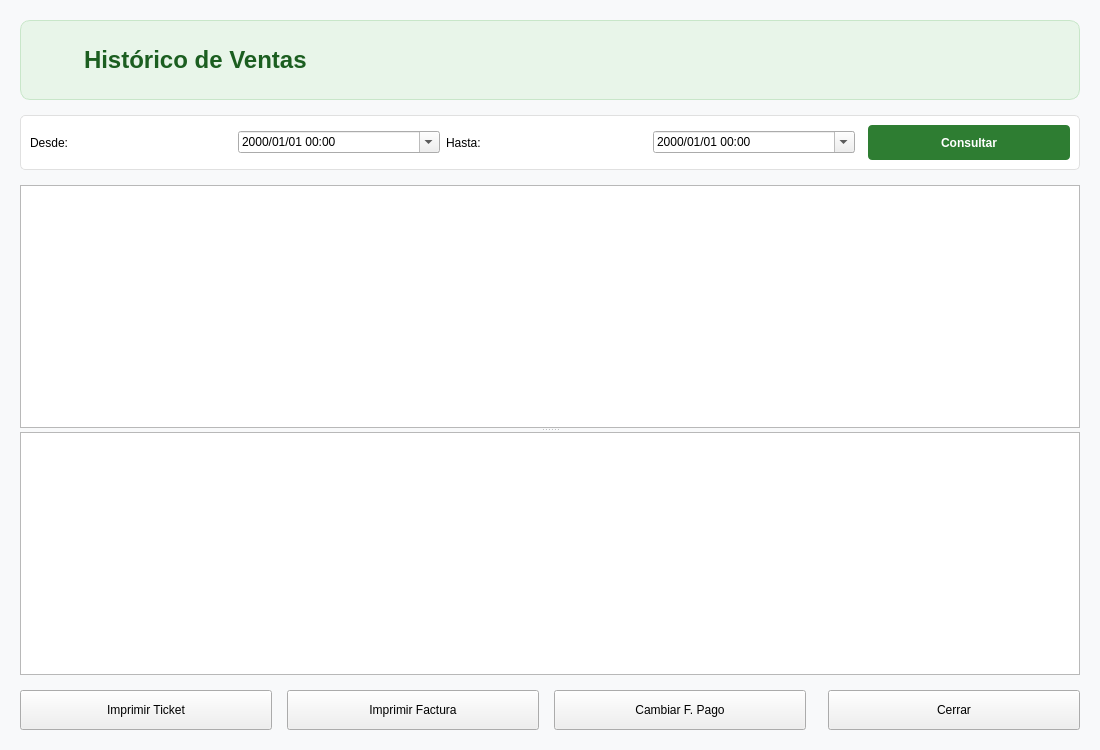
The window that historicotickets.ui (Ladis72/tienda) describes before a commit, drawn with Qt 5.
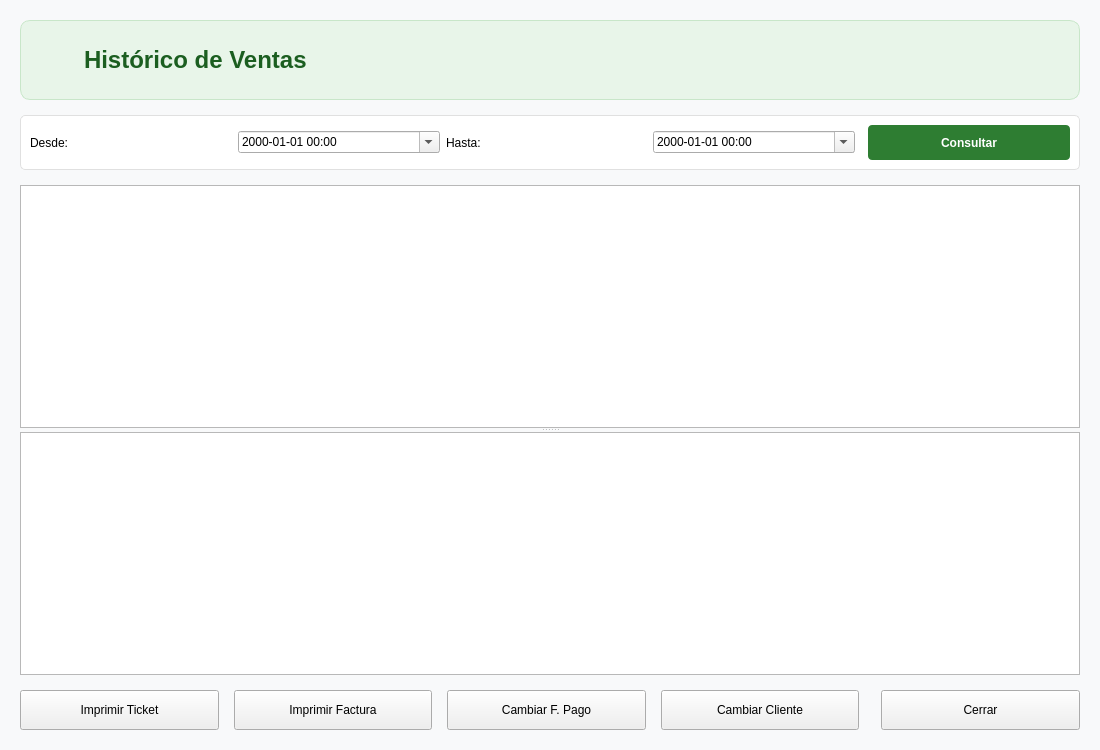
The same window after the commit. Icons and pictures are not drawn.

Commit message: refactor: improve stock date parsing, update UI layouts, and add ticket client reassignment functionality

Patch:
```diff
--- a/historicotickets.ui
+++ b/historicotickets.ui
@@ -112,7 +112,7 @@
          </size>
         </property>
         <property name="displayFormat">
-         <string>yyyy/MM/dd HH:mm</string>
+         <string>yyyy-MM-dd HH:mm</string>
         </property>
         <property name="calendarPopup">
          <bool>true</bool>
@@ -135,7 +135,7 @@
          </size>
         </property>
         <property name="displayFormat">
-         <string>yyyy/MM/dd HH:mm</string>
+         <string>yyyy-MM-dd HH:mm</string>
         </property>
         <property name="calendarPopup">
          <bool>true</bool>
@@ -230,6 +230,19 @@
        </property>
       </widget>
      </item>
+     <item>
+      <widget class="QPushButton" name="pushButtonCliente">
+       <property name="minimumSize">
+        <size>
+         <width>150</width>
+         <height>40</height>
+        </size>
+       </property>
+       <property name="text">
+        <string>Cambiar Cliente</string>
+       </property>
+      </widget>
+     </item>
      <item>
       <spacer name="horizontalSpacerActions">
        <property name="orientation">
```
The commit also changes 4 other files.
